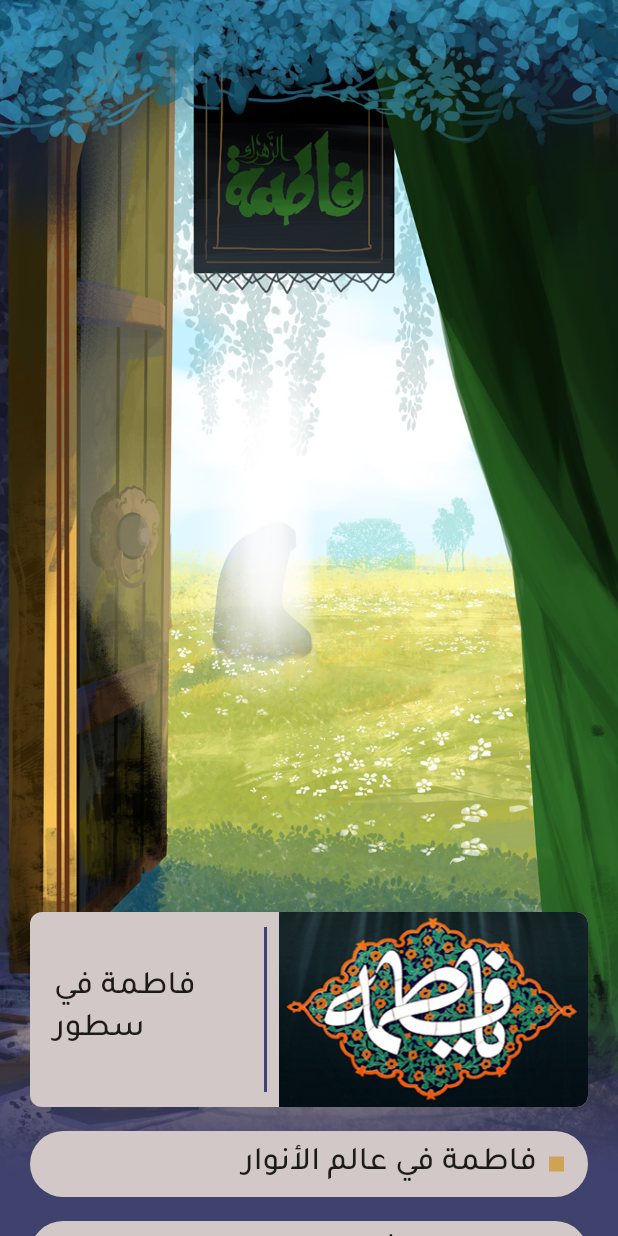
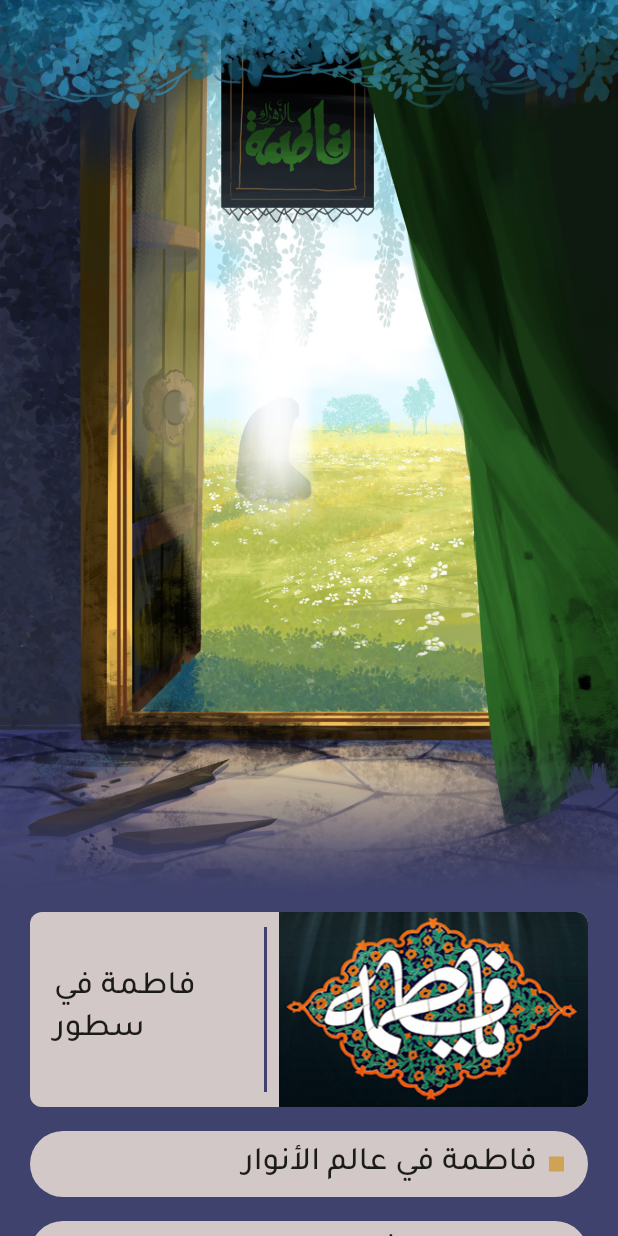
Before and after one commit to alijohar/z_project, a Flutter app: the screen it shows after launch, on a phone screen of 412 x 824 dp. Run offline on Flutter 3.47's test engine with Material 3 defaults, Android fonts, the phone set to English and light mode, and no system bars; our stand-ins replace bloc, flutter_bloc, flutter_html, flutter_svg, freezed_annotation, scrollable_positioned_list and 2 more; missing offline and left inert: epub_parser; accounts and stored records are empty.

Commit message:
Fix background

```diff
--- /dev/null
+++ b/devtools_options.yaml
@@ -0,0 +1 @@
+extensions:
--- a/lib/screen/epub_viewer/epub_viewer_screen.dart
+++ b/lib/screen/epub_viewer/epub_viewer_screen.dart
@@ -565,7 +565,7 @@ class _EpubViewerScreenState extends State<EpubViewerScreen> {
                 return Stack(
                   children: [
                     Padding(
-                      padding: EdgeInsets.only(top: 26, right: 16, left: 16),
+                      padding: const EdgeInsets.only(top: 26, right: 16, left: 16),
                       // Reserve space for the AppBar-like header
                       child: EpubChapterListWidget(
                         tocTreeList: _tocList ?? [],
--- a/lib/screen/home/home_screen.dart
+++ b/lib/screen/home/home_screen.dart
@@ -35,13 +35,24 @@ class _HomeScreenState extends State<HomeScreen> {
       body: Stack(
         children: [
           Container(
-            decoration: const BoxDecoration(
-              image: DecorationImage(
-                image: AssetImage("assets/image/main_light.jpg"),
-                fit: BoxFit.cover,
+            decoration: BoxDecoration(
+              color: Theme.of(context).colorScheme.primary,
+            ),
+          ),
+          Align(
+            alignment: Alignment.topCenter, // Align the image to the top
+            child: Container(
+              width: double.infinity,
+              decoration: const BoxDecoration(
+                image: DecorationImage(
+                  image: AssetImage("assets/image/main_light.jpg"),
+                  fit: BoxFit.fitWidth, // Keep fitWidth
+                  alignment: Alignment.topCenter, // Ensure the image starts from the top
+                ),
               ),
             ),
           ),
+
           AnimatedBuilder(
             animation: _opacityNotifier,
             builder: (_, __) => Container(
```
